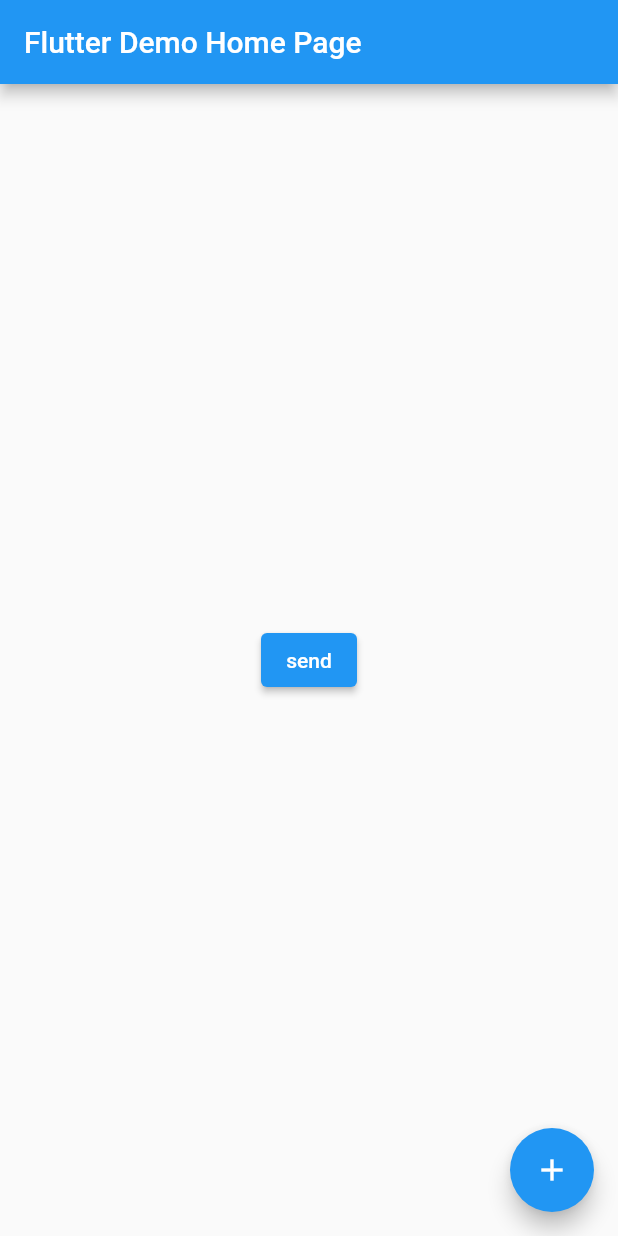
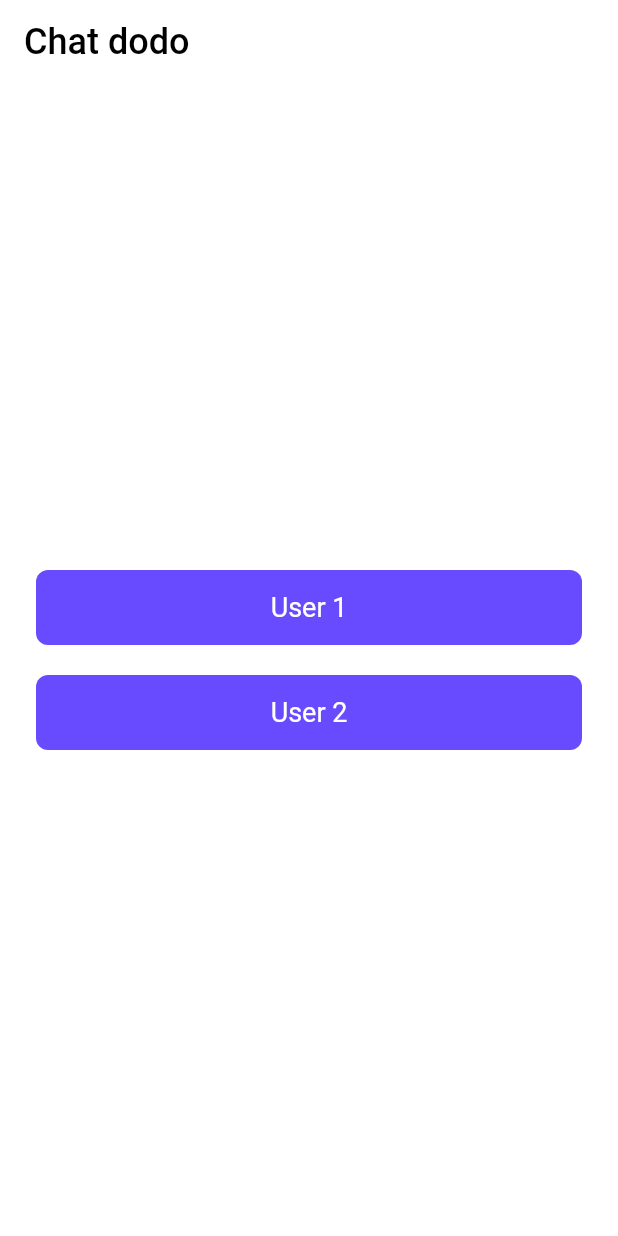
Before and after one commit to MuhammedSafaroff/chat_dodo_test, a Flutter app: the screen it shows after launch, on a phone screen of 412 x 824 dp. Run offline on Flutter 3.47's test engine with Material 2 defaults, Android fonts, the light colour scheme and no system bars; missing offline and left inert: stomp_dart_client.

Commit message:
home page ready

```diff
--- a/lib/main.dart
+++ b/lib/main.dart
@@ -1,7 +1,5 @@
 import 'package:flutter/material.dart';
-import 'package:stomp_dart_client/stomp.dart';
-import 'package:stomp_dart_client/stomp_config.dart';
-import 'package:stomp_dart_client/stomp_frame.dart';
+import 'main_page.dart';
 
 void main() {
   runApp(const MyApp());
@@ -13,107 +11,11 @@ class MyApp extends StatelessWidget {
   @override
   Widget build(BuildContext context) {
     return MaterialApp(
-      title: 'Flutter Demo',
+      title: 'Chat Dodo',
       theme: ThemeData(
         primarySwatch: Colors.blue,
       ),
-      home: const MyHomePage(title: 'Flutter Demo Home Page'),
+      home: const MyHomePage(title: 'Chat dodo'),
     );
   }
 }
-
-class MyHomePage extends StatefulWidget {
-  const MyHomePage({super.key, required this.title});
-
-  final String title;
-
-  @override
-  State<MyHomePage> createState() => _MyHomePageState();
-}
-
-class _MyHomePageState extends State<MyHomePage> {
-  late StompClient client;
-  String token =
-      "eyJ0eXAiOiJKV1QiLCJhbGciOiJIUzI1NiJ9.eyJzdWIiOiJVc2VyIERldGFpbHMiLCJpc3MiOiJDaGF0ZG9kb0NvbnZlcnNhdGlvblNlcnZpY2UiLCJpZCI6IlVTNTdiZmY4YWQ1MmQ5NDkwYWI4ZTA0NGJiMGEyZjY5NWYiLCJleHAiOjE2NzYxOTQ2OTgsImlhdCI6MTY3MzYwMjY5OH0.w_755Oz4W7yzJWd7sf9j_R5f1hVwUKjYUDQNsC5qI6Y";
-
-  void _incrementCounter() {
-    client.activate();
-  }
-
-  @override
-  void dispose() {
-    if (client != null) {
-      client.deactivate();
-    }
-    super.dispose();
-  }
-
-  void onConnectCallback(StompFrame connectFrame) {
-    print(connectFrame.body);
-    client.subscribe(
-      destination: '/users/newMessage',
-      // headers: {"Authorization": "Bearer $token"},
-      headers: {},
-      callback: (frame) {
-        // Received a frame for this subscription
-        print(frame.body);
-        print('it worked');
-      },
-    );
-    print("i think i work");
-  }
-
-  @override
-  void initState() {
-    client = StompClient(
-      config: StompConfig.SockJS(
-        url: 'https://conversation.chatdodo.xyz/ws-registration?token=$token',
-        onConnect: onConnectCallback,
-        onWebSocketError: (dynamic error) => print(error.toString()),
-        onStompError: (dynamic error) => print(error.toString()),
-        onDisconnect: (f) => print('disconnected'),
-      ),
-    );
-
-    super.initState();
-  }
-
-  @override
-  Widget build(BuildContext context) {
-    return Scaffold(
-      appBar: AppBar(
-        title: Text(widget.title),
-      ),
-      body: Center(
-        child: Column(
-          mainAxisAlignment: MainAxisAlignment.center,
-          children: [
-            ElevatedButton(
-              onPressed: () {
-                try {
-                  client.send(
-                    destination:
-                        '/ws/v1/conversations/CN9556bcc9a7154218a5d97ac572a35671/sendMessage',
-                    // headers: {"Authorization": "Bearer $token"},
-                    headers: {},
-                    body: '{"body" : "Salam"}',
-                  );
-                } catch (e) {
-                  print(e);
-                }
-              },
-              child: const Text(
-                'send',
-              ),
-            )
-          ],
-        ),
-      ),
-      floatingActionButton: FloatingActionButton(
-        onPressed: _incrementCounter,
-        tooltip: 'Increment',
-        child: const Icon(Icons.add),
-      ),
-    );
-  }
-}
--- /dev/null
+++ b/lib/main_page.dart
@@ -0,0 +1,116 @@
+import 'package:chat_dodo/chat_page.dart';
+import 'package:flutter/material.dart';
+import 'package:stomp_dart_client/stomp.dart';
+import 'package:stomp_dart_client/stomp_config.dart';
+import 'package:stomp_dart_client/stomp_frame.dart';
+
+class MyHomePage extends StatefulWidget {
+  const MyHomePage({super.key, required this.title});
+
+  final String title;
+
+  @override
+  State<MyHomePage> createState() => _MyHomePageState();
+}
+
+class _MyHomePageState extends State<MyHomePage> {
+  String token1 =
+      "eyJ0eXAiOiJKV1QiLCJhbGciOiJIUzI1NiJ9.eyJzdWIiOiJVc2VyIERldGFpbHMiLCJpc3MiOiJDaGF0ZG9kb0NvbnZlcnNhdGlvblNlcnZpY2UiLCJpZCI6IlVTNTdiZmY4YWQ1MmQ5NDkwYWI4ZTA0NGJiMGEyZjY5NWYiLCJleHAiOjE2NzYxOTQ2OTgsImlhdCI6MTY3MzYwMjY5OH0.w_755Oz4W7yzJWd7sf9j_R5f1hVwUKjYUDQNsC5qI6Y";
+  String token2 =
+      "eyJ0eXAiOiJKV1QiLCJhbGciOiJIUzI1NiJ9.eyJzdWIiOiJVc2VyIERldGFpbHMiLCJpc3MiOiJDaGF0ZG9kb0NvbnZlcnNhdGlvblNlcnZpY2UiLCJpZCI6IlVTOGYxNTU5MDFjYzM5NGRmMGExNmE5YmE2OTY3YjJmZTciLCJleHAiOjE2NzYxOTQ3MTYsImlhdCI6MTY3MzYwMjcxNn0.IpT5foEK8DjRlst-j_pBK4lkTRW-vZsTnuxmgZNLiLo";
+  @override
+  Widget build(BuildContext context) {
+    return Scaffold(
+      appBar: AppBar(
+        title: Text(
+          widget.title,
+          style: const TextStyle(
+            color: Colors.black,
+            fontSize: 24,
+          ),
+        ),
+        backgroundColor: Colors.white,
+        elevation: 0,
+      ),
+      backgroundColor: Colors.white,
+      body: Padding(
+        padding: const EdgeInsets.symmetric(horizontal: 24),
+        child: Column(
+          mainAxisAlignment: MainAxisAlignment.center,
+          children: [
+            Material(
+              color: const Color(0xff694BFF),
+              borderRadius: BorderRadius.circular(8),
+              child: InkWell(
+                borderRadius: BorderRadius.circular(8),
+                onTap: () {
+                  Navigator.push(
+                    context,
+                    MaterialPageRoute(
+                      builder: (context) => ChatPage(token: token1),
+                    ),
+                  );
+                },
+                child: Container(
+                  height: 50,
+                  width: double.infinity,
+                  decoration: BoxDecoration(
+                    borderRadius: BorderRadius.circular(8),
+                  ),
+                  alignment: Alignment.center,
+                  child: const Text(
+                    'User 1',
+                    style: TextStyle(
+                      color: Colors.white,
+                      fontSize: 18,
+                    ),
+                  ),
+                ),
+              ),
+            ),
+            const SizedBox(height: 20),
+            Material(
+              color: const Color(0xff694BFF),
+              borderRadius: BorderRadius.circular(8),
+              child: InkWell(
+                borderRadius: BorderRadius.circular(8),
+                onTap: () {
+                  Navigator.push(
+                    context,
+                    MaterialPageRoute(
+                      builder: (context) => ChatPage(token: token2),
+                    ),
+                  );
+                },
+                child: Container(
+                  height: 50,
+                  width: double.infinity,
+                  decoration: BoxDecoration(
+                    borderRadius: BorderRadius.circular(8),
+                  ),
+                  alignment: Alignment.center,
+                  child: const Text(
+                    'User 2',
+                    style: TextStyle(
+                      color: Colors.white,
+                      fontSize: 18,
+                    ),
+                  ),
+                ),
+              ),
+            ),
+          ],
+        ),
+      ),
+    );
+  }
+}
+
+
+// client.send(
+//                     destination:
+//                         '/ws/v1/conversations/CN9556bcc9a7154218a5d97ac572a35671/sendMessage',
+//                     // headers: {"Authorization": "Bearer $token"},
+//                     headers: {},
+//                     body: '{"body" : "Salam"}',
+//                   );
```
Also changed, not shown: lib/chat_page.dart (added, +58 -0 lines), lib/tcp_socket_connection.dart (deleted, +0 -284 lines).
